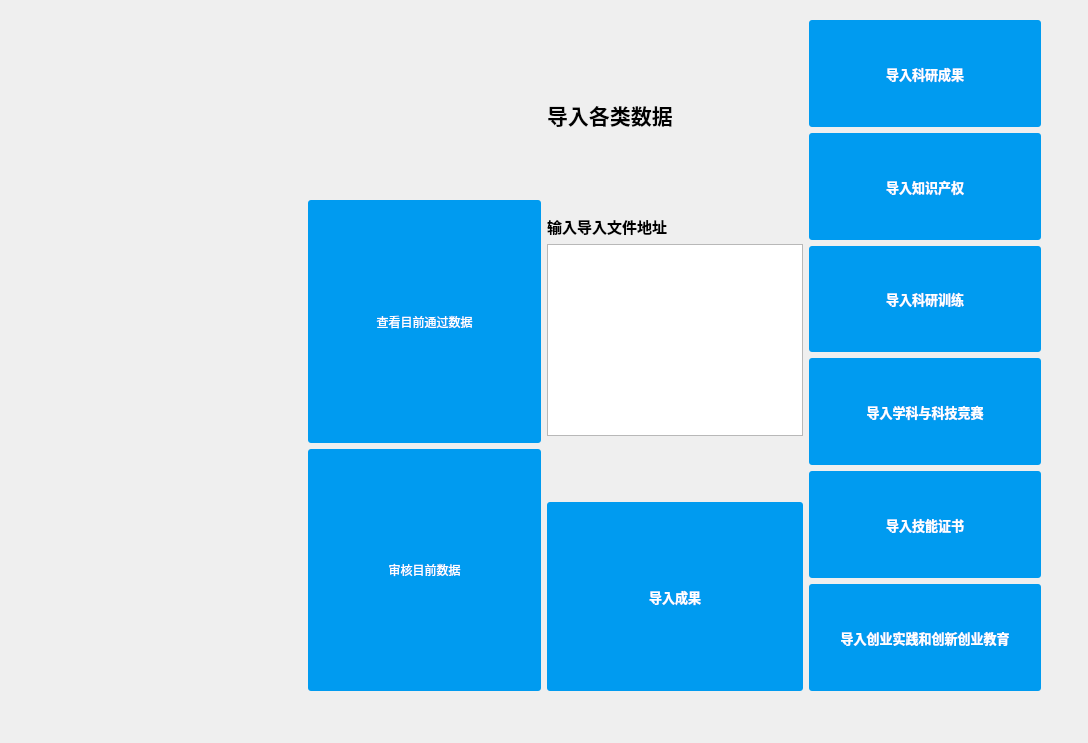
Old version of the form statusframe.ui in the repository determination66/Student-science-and-technology-statistics-system.
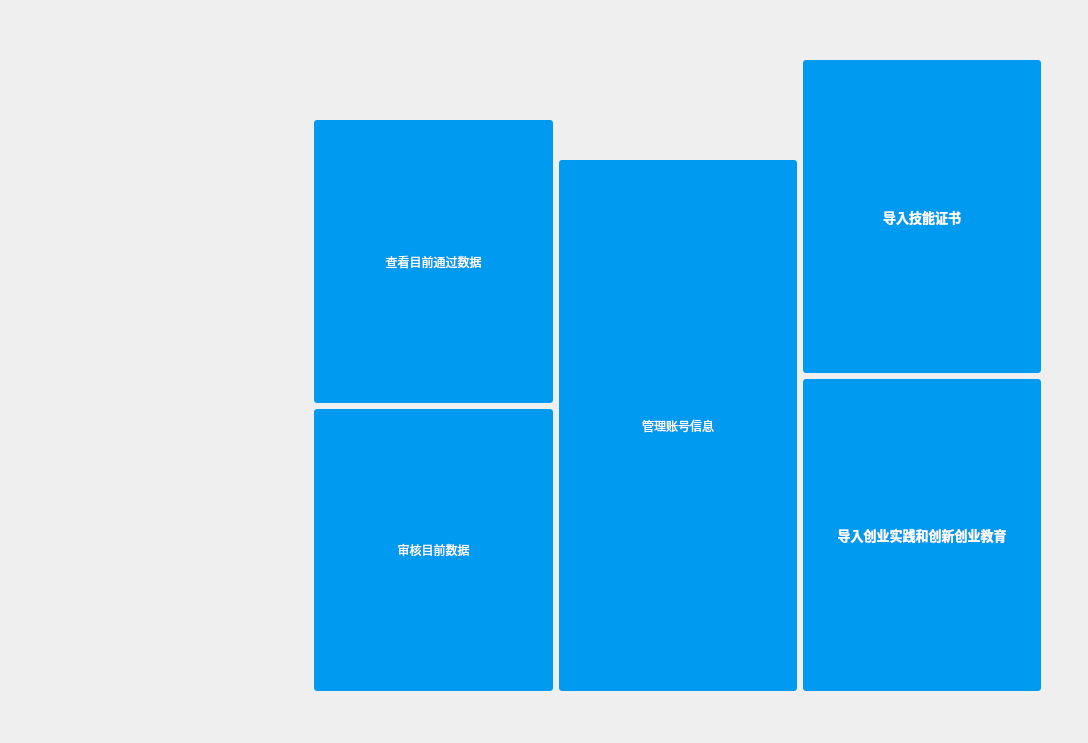
New version of the form.

What changed in the file:
```diff
--- a/statusframe.ui
+++ b/statusframe.ui
@@ -29,7 +29,6 @@
        <font>
         <family>Arial</family>
         <pointsize>24</pointsize>
-        <weight>75</weight>
         <bold>true</bold>
        </font>
       </property>
@@ -56,38 +55,6 @@
         </property>
        </spacer>
       </item>
-      <item>
-       <spacer name="verticalSpacer_3">
-        <property name="orientation">
-         <enum>Qt::Vertical</enum>
-        </property>
-        <property name="sizeType">
-         <enum>QSizePolicy::Minimum</enum>
-        </property>
-        <property name="sizeHint" stdset="0">
-         <size>
-          <width>20</width>
-          <height>40</height>
-         </size>
-        </property>
-       </spacer>
-      </item>
-      <item>
-       <spacer name="verticalSpacer_4">
-        <property name="orientation">
-         <enum>Qt::Vertical</enum>
-        </property>
-        <property name="sizeType">
-         <enum>QSizePolicy::Minimum</enum>
-        </property>
-        <property name="sizeHint" stdset="0">
-         <size>
-          <width>20</width>
-          <height>40</height>
-         </size>
-        </property>
-       </spacer>
-      </item>
       <item>
        <widget class="QPushButton" name="pushButton_8">
         <property name="sizePolicy">
@@ -125,50 +92,52 @@
     <item>
      <layout class="QVBoxLayout" name="verticalLayout_3">
       <item>
-       <widget class="QLabel" name="label">
-        <property name="font">
-         <font>
-          <family>Arial</family>
-          <pointsize>16</pointsize>
-          <weight>75</weight>
-          <bold>true</bold>
-         </font>
+       <spacer name="verticalSpacer_3">
+        <property name="orientation">
+         <enum>Qt::Vertical</enum>
         </property>
-        <property name="text">
-         <string>导入各类数据</string>
+        <property name="sizeType">
+         <enum>QSizePolicy::Minimum</enum>
         </property>
-       </widget>
+        <property name="sizeHint" stdset="0">
+         <size>
+          <width>20</width>
+          <height>40</height>
+         </size>
+        </property>
+       </spacer>
       </item>
       <item>
-       <widget class="QLabel" name="label_3">
-        <property name="sizePolicy">
-         <sizepolicy hsizetype="Minimum" vsizetype="Fixed">
-          <horstretch>0</horstretch>
-          <verstretch>0</verstretch>
-         </sizepolicy>
+       <spacer name="verticalSpacer_2">
+        <property name="orientation">
+         <enum>Qt::Vertical</enum>
         </property>
-        <property name="font">
-         <font>
-          <family>Arial</family>
-          <pointsize>11</pointsize>
-          <weight>75</weight>
-          <bold>true</bold>
-         </font>
+        <property name="sizeType">
+         <enum>QSizePolicy::Minimum</enum>
         </property>
-        <property name="text">
-         <string>输入导入文件地址</string>
+        <property name="sizeHint" stdset="0">
+         <size>
+          <width>20</width>
+          <height>40</height>
+         </size>
         </property>
-       </widget>
+       </spacer>
       </item>
       <item>
-       <widget class="QTextEdit" name="textEdit">
-        <property name="sizePolicy">
-         <sizepolicy hsizetype="Fixed" vsizetype="Fixed">
-          <horstretch>0</horstretch>
-          <verstretch>0</verstretch>
-         </sizepolicy>
+       <spacer name="verticalSpacer_5">
+        <property name="orientation">
+         <enum>Qt::Vertical</enum>
         </property>
-       </widget>
+        <property name="sizeType">
+         <enum>QSizePolicy::Minimum</enum>
+        </property>
+        <property name="sizeHint" stdset="0">
+         <size>
+          <width>20</width>
+          <height>40</height>
+         </size>
+        </property>
+       </spacer>
       </item>
       <item>
        <widget class="QLabel" name="label_4">
@@ -184,42 +153,18 @@
        </widget>
       </item>
       <item>
-       <spacer name="verticalSpacer_2">
-        <property name="orientation">
-         <enum>Qt::Vertical</enum>
-        </property>
-        <property name="sizeType">
-         <enum>QSizePolicy::Minimum</enum>
-        </property>
-        <property name="sizeHint" stdset="0">
-         <size>
-          <width>20</width>
-          <height>40</height>
-         </size>
-        </property>
-       </spacer>
-      </item>
-      <item>
-       <widget class="QPushButton" name="pushButton">
+       <widget class="QPushButton" name="pushButton_9">
         <property name="sizePolicy">
-         <sizepolicy hsizetype="Minimum" vsizetype="Ignored">
+         <sizepolicy hsizetype="Preferred" vsizetype="Minimum">
           <horstretch>0</horstretch>
           <verstretch>0</verstretch>
          </sizepolicy>
         </property>
-        <property name="font">
-         <font>
-          <family>Arial</family>
-          <pointsize>10</pointsize>
-          <weight>75</weight>
-          <bold>true</bold>
-         </font>
-        </property>
         <property name="styleSheet">
          <string notr="true">QPushButton { background-color: rgb(0, 155, 240); border-radius: 3px; color: rgb(255, 255, 255); } QPushButton:hover { background-color: rgb(245, 69, 255); }</string>
         </property>
         <property name="text">
-         <string>导入成果</string>
+         <string>管理账号信息</string>
         </property>
        </widget>
       </item>
@@ -228,100 +173,20 @@
     <item>
      <layout class="QVBoxLayout" name="verticalLayout">
       <item>
-       <widget class="QPushButton" name="pushButton_10">
-        <property name="sizePolicy">
-         <sizepolicy hsizetype="Minimum" vsizetype="Minimum">
-          <horstretch>0</horstretch>
-          <verstretch>0</verstretch>
-         </sizepolicy>
+       <spacer name="verticalSpacer_4">
+        <property name="orientation">
+         <enum>Qt::Vertical</enum>
         </property>
-        <property name="font">
-         <font>
-          <family>Arial</family>
-          <pointsize>10</pointsize>
-          <weight>75</weight>
-          <bold>true</bold>
-         </font>
+        <property name="sizeType">
+         <enum>QSizePolicy::Minimum</enum>
         </property>
-        <property name="styleSheet">
-         <string notr="true">QPushButton { background-color: rgb(0, 155, 240); border-radius: 3px; color: rgb(255, 255, 255); } QPushButton:hover { background-color: rgb(245, 69, 255); }</string>
+        <property name="sizeHint" stdset="0">
+         <size>
+          <width>20</width>
+          <height>40</height>
+         </size>
         </property>
-        <property name="text">
-         <string>导入科研成果</string>
-        </property>
-       </widget>
-      </item>
-      <item>
-       <widget class="QPushButton" name="pushButton_2">
-        <property name="sizePolicy">
-         <sizepolicy hsizetype="Minimum" vsizetype="Minimum">
-          <horstretch>0</horstretch>
-          <verstretch>0</verstretch>
-         </sizepolicy>
-        </property>
-        <property name="font">
-         <font>
-          <family>Arial</family>
-          <pointsize>10</pointsize>
-          <weight>75</weight>
-          <bold>true</bold>
-         </font>
-        </property>
-        <property name="styleSheet">
-         <string notr="true">QPushButton { background-color: rgb(0, 155, 240); border-radius: 3px; color: rgb(255, 255, 255); } QPushButton:hover { background-color: rgb(245, 69, 255); }</string>
-        </property>
-        <property name="text">
-         <string>导入知识产权</string>
-        </property>
-       </widget>
-      </item>
-      <item>
-       <widget class="QPushButton" name="pushButton_3">
-        <property name="sizePolicy">
-         <sizepolicy hsizetype="Minimum" vsizetype="Minimum">
-          <horstretch>0</horstretch>
-          <verstretch>0</verstretch>
-         </sizepolicy>
-        </property>
-        <property name="font">
-         <font>
-          <family>Arial</family>
-          <pointsize>10</pointsize>
-          <weight>75</weight>
-          <bold>true</bold>
-         </font>
-        </property>
-        <property name="styleSheet">
-         <string notr="true">QPushButton { background-color: rgb(0, 155, 240); border-radius: 3px; color: rgb(255, 255, 255); } QPushButton:hover { background-color: rgb(245, 69, 255); }</string>
-        </property>
-        <property name="text">
-         <string>导入科研训练</string>
-        </property>
-       </widget>
-      </item>
-      <item>
-       <widget class="QPushButton" name="pushButton_4">
-        <property name="sizePolicy">
-         <sizepolicy hsizetype="Minimum" vsizetype="Minimum">
-          <horstretch>0</horstretch>
-          <verstretch>0</verstretch>
-         </sizepolicy>
-        </property>
-        <property name="font">
-         <font>
-          <family>Arial</family>
-          <pointsize>10</pointsize>
-          <weight>75</weight>
-          <bold>true</bold>
-         </font>
-        </property>
-        <property name="styleSheet">
-         <string notr="true">QPushButton { background-color: rgb(0, 155, 240); border-radius: 3px; color: rgb(255, 255, 255); } QPushButton:hover { background-color: rgb(245, 69, 255); }</string>
-        </property>
-        <property name="text">
-         <string>导入学科与科技竞赛</string>
-        </property>
-       </widget>
+       </spacer>
       </item>
       <item>
        <widget class="QPushButton" name="pushButton_5">
@@ -335,7 +200,6 @@
          <font>
           <family>Arial</family>
           <pointsize>10</pointsize>
-          <weight>75</weight>
           <bold>true</bold>
          </font>
         </property>
@@ -359,7 +223,6 @@
          <font>
           <family>Arial</family>
           <pointsize>10</pointsize>
-          <weight>75</weight>
           <bold>true</bold>
          </font>
         </property>
```
